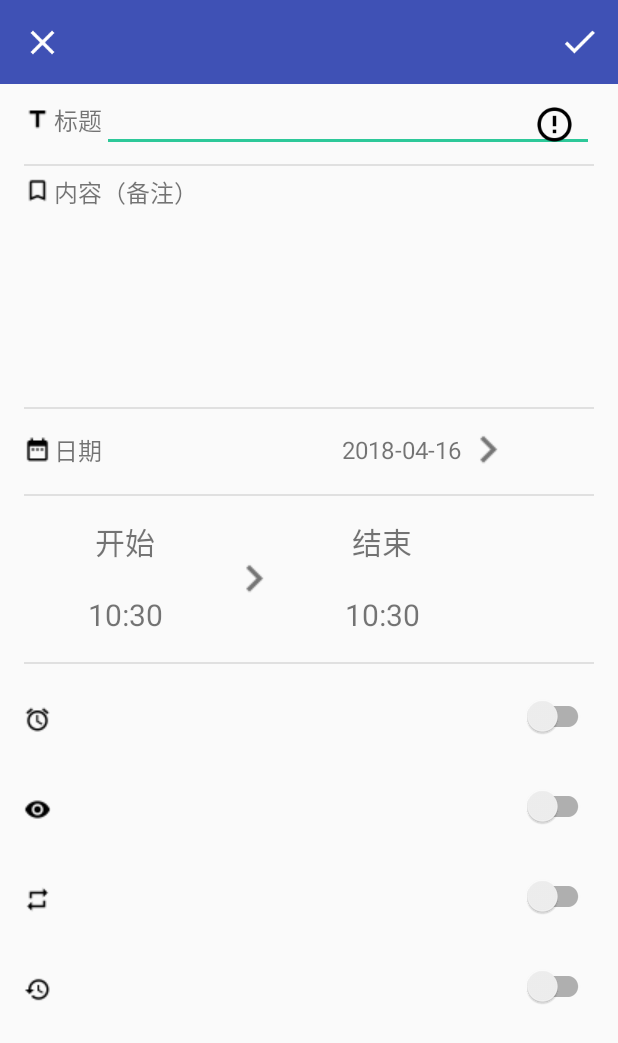
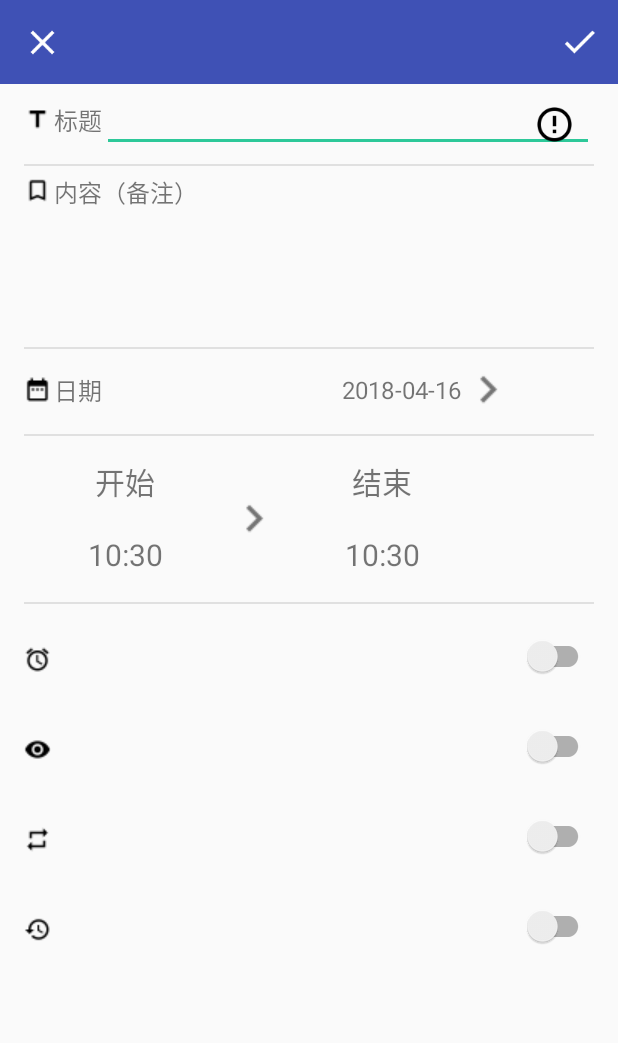
Before and after one commit to 264dormitory/android, an Android app: the CreateTaskActivity screen opened directly, with no data from a screen before it, on a phone screen of 412 x 824 dp. Shown: the top 1043 px of the screen. Run offline under Robolectric (Android 15) with nearby library versions, the phone set to English and light mode, and no system bars; libraries missing offline, so code that uses them is left out: com.bigkoo.pickerview, com.rey.material, io.blackbox_vision.materialcalendarview; plain views replace Switch; 18 statements that could not run were skipped.

```diff
--- a/ClatClatter/app/build.gradle
+++ b/ClatClatter/app/build.gradle
@@ -37,5 +37,5 @@ dependencies {
     compile 'com.github.BlackBoxVision:material-calendar-view:v1.5.7'
     compile 'com.makeramen:roundedimageview:2.2.1'
     testCompile 'junit:junit:4.12'
-    compile 'com.bigkoo:pickerview:2.0.7'
+    compile 'com.bigkoo:pickerview:2.0.8'
 }
--- a/ClatClatter/app/src/main/res/layout/create_task.xml
+++ b/ClatClatter/app/src/main/res/layout/create_task.xml
@@ -101,7 +101,8 @@
         android:layout_height="match_parent"
         android:orientation="horizontal"
         android:paddingLeft="16dp"
-        android:paddingRight="16dp">
+        android:paddingRight="16dp"
+        android:id="@+id/focus">
         <ImageView
             android:layout_width="wrap_content"
             android:layout_height="wrap_content"
@@ -111,7 +112,7 @@
             android:layout_gravity="top"/>
         <LinearLayout
             android:layout_width="match_parent"
-            android:layout_height="150dp"            android:orientation="vertical">
+            android:layout_height="110dp"            android:orientation="vertical">
             <TextView
                 android:layout_width="match_parent"
                 android:layout_height="wrap_content"
@@ -123,7 +124,8 @@
                 android:layout_height="wrap_content"
                 android:background="@null"
                 android:layout_gravity="center_vertical"
-                android:textSize="16sp"/>
+                android:textSize="16sp"
+                android:id="@+id/note"/>
         </LinearLayout>
 
     </LinearLayout>
```
Also changed, not shown: ClatClatter/app/src/main/java/com/jacklee/clatclatter/CreateTaskActivity.java (+49 -10 lines).
